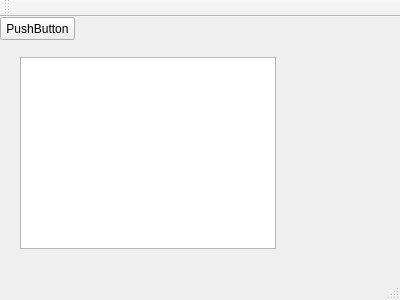
SERESLab/iTrace-Archive, file enginetest/mainwindow.ui: the form before one commit.
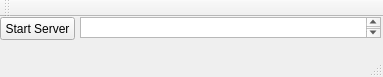
The form after the commit.

```diff
--- a/enginetest/mainwindow.ui
+++ b/enginetest/mainwindow.ui
@@ -6,8 +6,8 @@
    <rect>
     <x>0</x>
     <y>0</y>
-    <width>400</width>
-    <height>300</height>
+    <width>383</width>
+    <height>77</height>
    </rect>
   </property>
   <property name="windowTitle">
@@ -24,16 +24,16 @@
      </rect>
     </property>
     <property name="text">
-     <string>PushButton</string>
+     <string>Start Server</string>
     </property>
    </widget>
    <widget class="QTextBrowser" name="textBrowser">
     <property name="geometry">
      <rect>
-      <x>20</x>
-      <y>40</y>
-      <width>256</width>
-      <height>192</height>
+      <x>80</x>
+      <y>0</y>
+      <width>301</width>
+      <height>21</height>
      </rect>
     </property>
    </widget>
```
Left out of the diff: 4 changed lines with no effect on the pictures.
